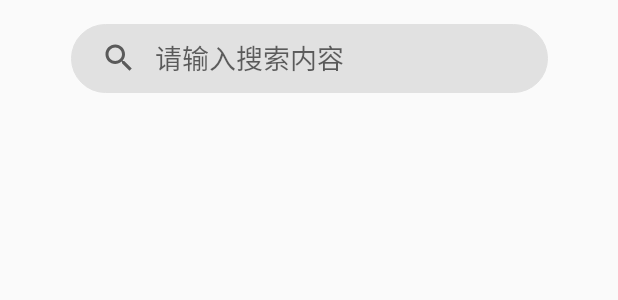
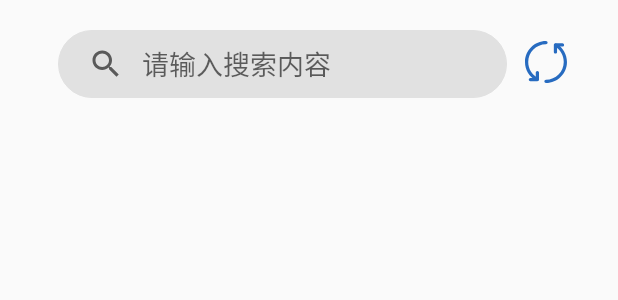
Before and after one commit to Ruinwalker7/QR-project, an Android app: the layout fragment_home.xml on its own in the app's theme, with its tools: preview values and no code run, on a phone screen of 412 x 824 dp. Shown: the top 300 px of the screen. Run offline under Robolectric (Android 15) with nearby library versions, the phone set to English and light mode, and no system bars.

Commit message:
feat: 刷新按钮

```diff
--- a/QR-Delivery-App/app/src/main/java/com/example/myapplication/ui/home/HomeFragment.kt
+++ b/QR-Delivery-App/app/src/main/java/com/example/myapplication/ui/home/HomeFragment.kt
@@ -58,6 +58,21 @@ class HomeFragment : Fragment() {
         }else{
             addDelivery(list)
         }
+
+        val button = binding.button
+        button.setOnClickListener{
+            GetDeliverys().getDelivery(UserManager.getInstance(context)?.phoneNumber){
+                    list,msg->
+                if(!list.isNullOrEmpty()){
+                    homeViewModel?.setData(list)
+                    activity?.runOnUiThread( Runnable() {
+                        Toast.makeText(context, "刷新成功！", Toast.LENGTH_LONG).show()
+                        run() { addDelivery(list)
+                        }
+                    })
+                }
+            }
+        }
         return root
     }
 
@@ -69,6 +84,7 @@ class HomeFragment : Fragment() {
 
     // 动态添加快递信息到主页
     private fun addDelivery(list:List<GetDeliverys.Delivery>?){
+        linearLayout?.removeAllViews()
         if (list != null) {
             for (item in list) {
 
--- /dev/null
+++ b/QR-Delivery-App/app/src/main/res/drawable/fresh.xml
@@ -0,0 +1,21 @@
+<vector xmlns:android="http://schemas.android.com/apk/res/android"
+    android:width="32dp"
+    android:height="32dp"
+    android:viewportWidth="1024"
+    android:viewportHeight="1024">
+  <path
+      android:pathData="M511.7,959.5c-19,0 -34.4,-15.4 -34.4,-34.4 0,-19 15.4,-34.4 34.4,-34.4 208.9,0 378.8,-169.9 378.8,-378.8 0,-134.8 -72.6,-260.6 -189.5,-328.2 -16.5,-9.5 -22.1,-30.6 -12.6,-47.1 9.5,-16.5 30.6,-22.1 47.1,-12.6 138.1,79.9 223.9,228.5 223.9,387.8C959.4,758.6 758.6,959.5 511.7,959.5z"
+      android:fillColor="#276BC0"/>
+  <path
+      android:pathData="M322.6,913.8c-5.3,0 -10.7,-1.2 -15.8,-3.8C157,832.7 64,680.2 64,511.7c0,-246.9 200.9,-447.7 447.7,-447.7 19,0 34.4,15.4 34.4,34.4s-15.4,34.4 -34.4,34.4c-208.9,0 -378.8,169.9 -378.8,378.8 0,142.5 78.7,271.6 205.5,337 16.9,8.7 23.5,29.5 14.8,46.4C347.1,907 335.1,913.8 322.6,913.8z"
+      android:fillColor="#276BC0"/>
+  <path
+      android:pathData="M734.6,267.9"
+      android:fillColor="#FFFFFF"/>
+  <path
+      android:pathData="M713.6,332.1c-19,0 -34.4,-15.4 -34.4,-34.4L679.2,148.5c0,-19 15.7,-35.2 34.7,-35.2l149.2,0c19,0 34.4,16.2 34.4,35.2s-15.4,35.2 -34.4,35.2l-115.1,0L747.9,297.7C747.9,316.7 732.6,332.1 713.6,332.1z"
+      android:fillColor="#276BC0"/>
+  <path
+      android:pathData="M328,920.5 L178.8,920.5c-19,0 -34.4,-15.4 -34.4,-34.4 0,-19 15.4,-34.4 34.4,-34.4l115.1,0L293.9,737.2c0,-19 15.4,-34.4 34.4,-34.4 19,0 34.4,15.4 34.4,34.4l0,149.2C362.7,905.4 347,920.5 328,920.5z"
+      android:fillColor="#276BC0"/>
+</vector>
--- a/QR-Delivery-App/app/src/main/res/layout/fragment_home.xml
+++ b/QR-Delivery-App/app/src/main/res/layout/fragment_home.xml
@@ -6,29 +6,44 @@
     android:layout_height="match_parent"
     tools:context=".ui.home.HomeFragment">
 
+    <Button
+        android:id="@+id/button"
+        android:layout_width="32dp"
+        android:layout_height="32dp"
+        android:layout_marginTop="25dp"
+        android:layout_marginEnd="32dp"
+        android:layout_weight="1"
+        android:background="@drawable/fresh"
+        android:text=""
+        app:layout_constraintEnd_toEndOf="parent"
+        app:layout_constraintTop_toTopOf="parent" />
+
     <android.widget.SearchView
         android:id="@+id/searchView"
-        android:layout_width="318dp"
-        android:layout_height="46dp"
-        android:layout_marginTop="16dp"
+        android:layout_width="299dp"
+        android:layout_height="45dp"
+        android:layout_marginTop="20dp"
+        android:background="@drawable/bg_searchview"
         android:iconifiedByDefault="false"
-        android:background="@drawable/bg_searchview"
         android:queryBackground="@null"
         android:queryHint="请输入搜索内容"
-        app:layout_constraintEnd_toEndOf="parent"
+        app:layout_constraintEnd_toStartOf="@+id/button"
+        app:layout_constraintHorizontal_bias="0.791"
         app:layout_constraintStart_toStartOf="parent"
-        app:layout_constraintTop_toTopOf="parent" />
+        app:layout_constraintTop_toTopOf="parent">
+
+    </android.widget.SearchView>
 
     <ScrollView
         android:layout_width="361dp"
         android:layout_height="0dp"
         android:layout_marginTop="20dp"
         android:layout_marginBottom="80dp"
+        android:scrollbars="none"
         app:layout_constraintBottom_toBottomOf="parent"
         app:layout_constraintEnd_toEndOf="parent"
         app:layout_constraintStart_toStartOf="parent"
-        app:layout_constraintTop_toBottomOf="@+id/searchView"
-        android:scrollbars="none">
+        app:layout_constraintTop_toBottomOf="@+id/searchView">
 
         <LinearLayout
             android:id="@+id/deliveryLayout"
```
